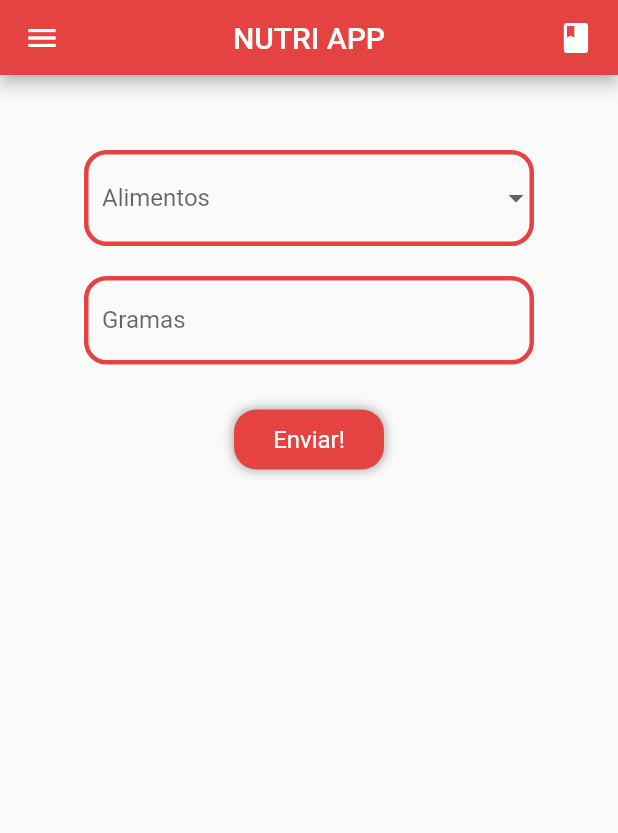
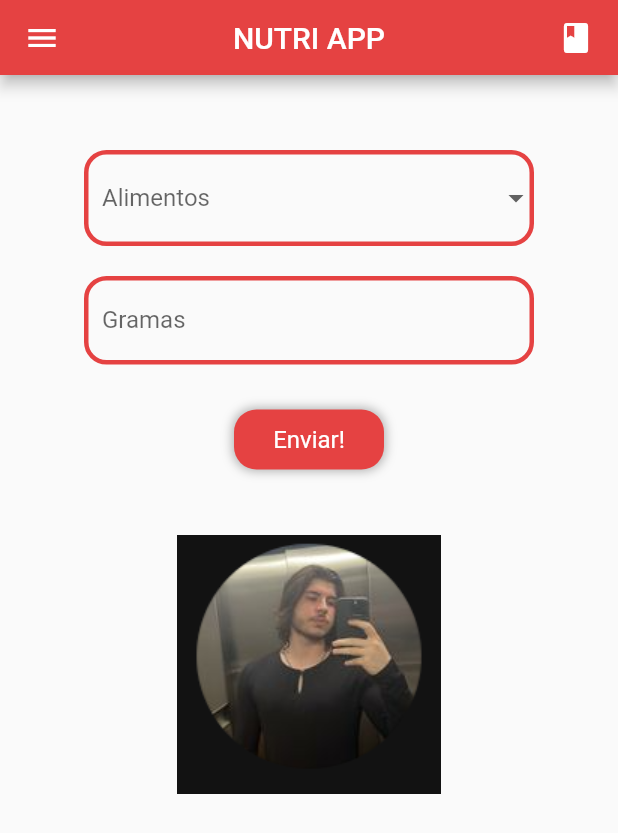
Before and after one commit to enzosakamoto/nutri-app, a Flutter app: the screen it shows after launch, after a tap on "Enviar!", on a phone screen of 412 x 824 dp. Shown: the top 833 px of the screen. Run offline on Flutter 3.47's test engine with Material 2 defaults, Android fonts, the phone set to English and light mode, and no system bars.

```diff
--- a/lib/homepage/pages/homepage.dart
+++ b/lib/homepage/pages/homepage.dart
@@ -14,6 +14,7 @@ class _HomepageState extends State<Homepage> {
   TextEditingController controller = TextEditingController();
   String? itemSelecionado;
   RepositoryMock repositorio = RepositoryMock();
+  bool isVisible = false;
 
   @override
   Widget build(BuildContext context) {
@@ -92,6 +93,9 @@ class _HomepageState extends State<Homepage> {
                       cursor: SystemMouseCursors.click,
                       child: GestureDetector(
                         onTap: () {
+                          setState(() {
+                            isVisible = !isVisible;
+                          });
                           print('CLICK');
                         },
                         child: const Text(
@@ -102,6 +106,19 @@ class _HomepageState extends State<Homepage> {
                     ),
                   ),
                 ),
+                const SizedBox(
+                  height: 30,
+                ),
+                Visibility(
+                  visible: isVisible,
+                  child: Container(
+                    width: 200,
+                    height: 200,
+                    decoration: const BoxDecoration(
+                        image: DecorationImage(
+                            image: AssetImage('assets/images/heitor.png'))),
+                  ),
+                ),
               ],
             ),
           ),
```
